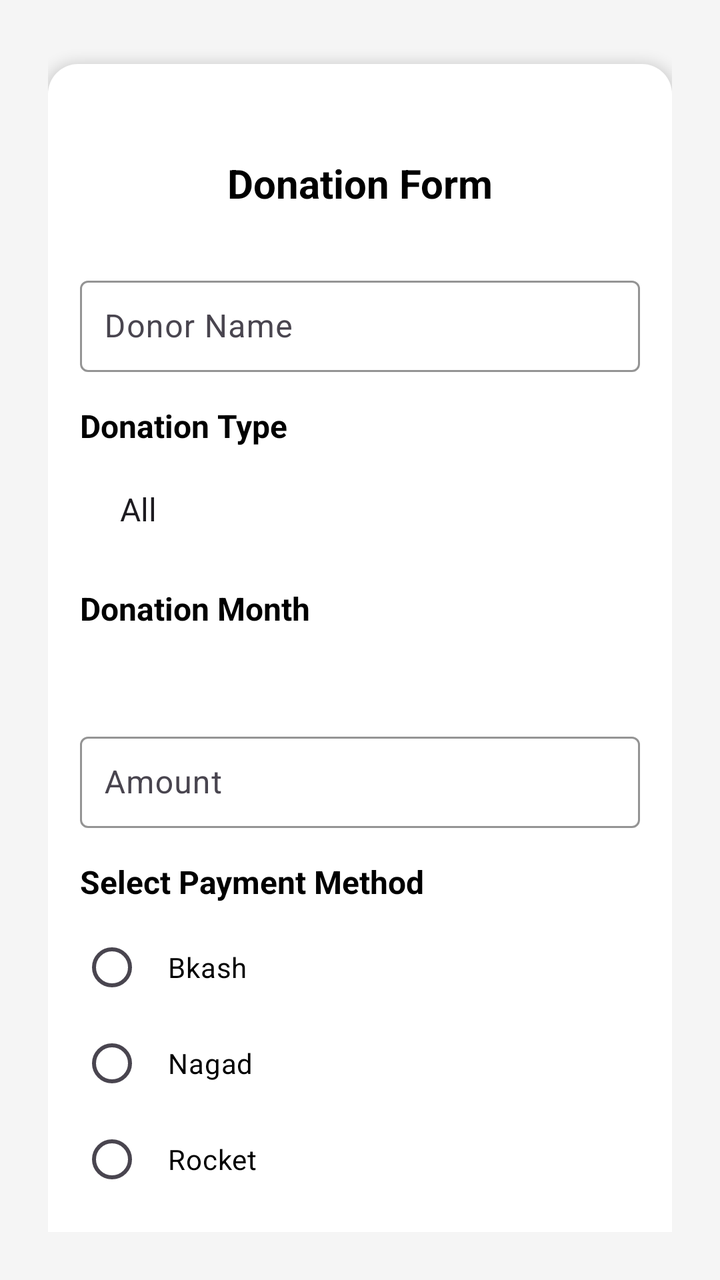
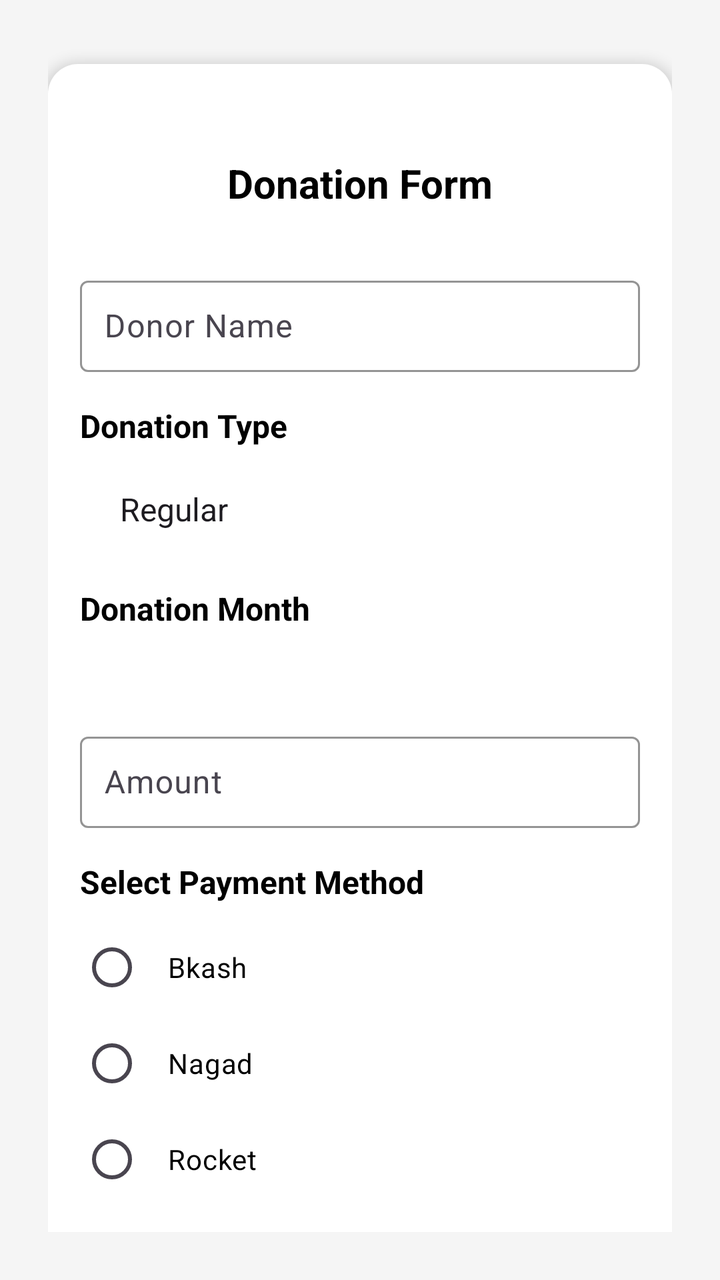

The first picture is an Android layout as it rendered before a commit; the second is the same layout after the commit. The layout source and the unified diff follow.
<!-- AndroidManifest.xml: application theme Theme.Mosque_Management_System -->
<!-- res/layout/fragment_donate.xml -->
<?xml version="1.0" encoding="utf-8"?>
<ScrollView xmlns:android="http://schemas.android.com/apk/res/android"
    xmlns:app="http://schemas.android.com/apk/res-auto"
    xmlns:tools="http://schemas.android.com/tools"
    android:layout_width="match_parent"
    android:layout_height="match_parent"
    android:padding="24dp"
    android:fillViewport="true"
    android:background="@color/light_gray"
    android:scrollbars="none"
    tools:context=".fragments.DonateFragment">

    <LinearLayout
        android:layout_width="match_parent"
        android:layout_height="wrap_content"
        android:orientation="vertical"
        android:background="@drawable/donate_background"
        android:padding="16dp"
        android:layout_marginTop="8dp"
        android:layout_marginBottom="16dp"
        android:elevation="4dp"
        android:radius="12dp">

        <TextView
            android:layout_width="match_parent"
            android:layout_height="wrap_content"
            android:layout_marginBottom="30dp"
            android:layout_marginTop="30dp"
            android:textSize="20sp"
            android:textColor="@color/black"
            android:textStyle="bold"
            android:text="@string/donation_form"
            android:gravity="center"/>

        
        <com.google.android.material.textfield.TextInputLayout
            android:layout_width="match_parent"
            android:layout_height="wrap_content"
            android:hint="@string/donor_name"
            android:layout_marginBottom="16dp"
            app:boxStrokeColor="@color/primary"
            app:hintTextColor="@color/primary">

            <com.google.android.material.textfield.TextInputEditText
                android:id="@+id/etDonorName"
                android:layout_width="match_parent"
                android:layout_height="wrap_content"
                android:textColor="@color/black"
                android:textSize="16sp"
                android:padding="12dp"
                android:inputType="textPersonName"
                android:enabled="false"
                android:importantForAccessibility="yes"
                android:contentDescription="Donor Name"/>
        </com.google.android.material.textfield.TextInputLayout>

        
        <TextView
            android:layout_width="wrap_content"
            android:layout_height="wrap_content"
            android:text="@string/donation_type"
            android:textSize="16sp"
            android:textStyle="bold"
            android:textColor="@color/black"
            android:layout_marginBottom="8dp"/>

        <Spinner
            android:id="@+id/spinnerDonationType"
            android:layout_width="match_parent"
            android:layout_height="wrap_content"
            android:padding="12dp"
            android:background="@android:color/white"
            android:importantForAccessibility="yes"
            android:entries="@array/donation_types"
            android:contentDescription="Donation Type"/>

        
        <TextView
            android:layout_width="wrap_content"
            android:layout_height="wrap_content"
            android:text="@string/donation_month"
            android:textSize="16sp"
            android:textStyle="bold"
            android:textColor="@color/black"
            android:layout_marginBottom="8dp"
            android:layout_marginTop="16dp"/>

        <Spinner
            android:id="@+id/spinnerDonationMonth"
            android:layout_width="match_parent"
            android:layout_height="wrap_content"
            android:background="@android:color/white"
            android:padding="12dp"
            android:importantForAccessibility="yes"
            android:contentDescription="Donation Month"/>

        
        <com.google.android.material.textfield.TextInputLayout
            android:layout_width="match_parent"
            android:layout_height="wrap_content"
            android:hint="@string/amount"
            android:layout_marginTop="16dp"
            app:boxStrokeColor="@color/primary"
            app:hintTextColor="@color/primary">

            <com.google.android.material.textfield.TextInputEditText
                android:id="@+id/etAmount"
                android:layout_width="match_parent"
                android:layout_height="wrap_content"
                android:textColor="@color/black"
                android:textSize="16sp"
                android:padding="12dp"
                android:inputType="numberDecimal"
                android:importantForAccessibility="yes"
                android:contentDescription="Donation Amount"/>
        </com.google.android.material.textfield.TextInputLayout>

        
        <TextView
            android:layout_width="wrap_content"
            android:layout_height="wrap_content"
            android:text="@string/select_payment_method"
            android:textSize="16sp"
            android:textStyle="bold"
            android:textColor="@color/black"
            android:layout_marginTop="16dp"
            android:layout_marginBottom="8dp"/>

        <RadioGroup
            android:id="@+id/radioGroupPayment"
            android:layout_width="match_parent"
            android:layout_height="wrap_content"
            android:orientation="vertical"
            android:layout_marginBottom="16dp">

            <RadioButton
                android:id="@+id/rbBkash"
                android:layout_width="wrap_content"
                android:layout_height="wrap_content"
                android:text="@string/bkash"
                android:textColor="@color/black"
                android:padding="12dp"/>

            <RadioButton
                android:id="@+id/rbNagad"
                android:layout_width="wrap_content"
                android:layout_height="wrap_content"
                android:text="@string/nagad"
                android:textColor="@color/black"
                android:padding="12dp"/>

            <RadioButton
                android:id="@+id/rbRocket"
                android:layout_width="wrap_content"
                android:layout_height="wrap_content"
                android:text="@string/rocket"
                android:textColor="@color/black"
                android:padding="12dp"/>

            <RadioButton
                android:id="@+id/rbByHand"
                android:layout_width="wrap_content"
                android:layout_height="wrap_content"
                android:text="@string/by_hand"
                android:textColor="@color/black"
                android:padding="12dp"/>
        </RadioGroup>

        
        <Button
            android:id="@+id/btnContinue"
            android:layout_width="match_parent"
            android:layout_height="wrap_content"
            android:text="@string/continue_txt"
            android:textColor="@android:color/white"
            android:textSize="16sp"
            android:textStyle="bold"
            android:backgroundTint="@color/primary"
            android:layout_marginTop="16dp"
            android:importantForAccessibility="yes"
            android:contentDescription="Continue Donation"/>
    </LinearLayout>

</ScrollView>
<!-- resources referenced by this layout -->
<resources>
  <string-array name="donation_types">
          <item>All</item>
          <item>Regular</item>
          <item>Moushumi Collection</item>
          <item>Eid Collection</item>
          <item>Others</item>
      </string-array>
  <color name="black">#000000</color>
  <color name="light_gray">#F5F5F5</color>
  <color name="primary">#1E3A8A</color>
  <!-- drawable donate_background (drawable) -->
  <?xml version="1.0" encoding="utf-8"?>
  <ripple xmlns:android="http://schemas.android.com/apk/res/android"
      android:color="@color/dark_blue">
  
      <item>
          <shape android:shape="rectangle">
              <corners android:radius="15dp"/>
              <solid android:color="@color/white"/>
              <padding android:top="10dp" android:bottom="10dp"/>
          </shape>
      </item>
  
  </ripple>
  <string name="amount">Amount</string>
  <string name="bkash">Bkash</string>
  <string name="by_hand">By Hand</string>
  <string name="continue_txt">Continue</string>
  <string name="donation_form">Donation Form</string>
  <string name="donation_month">Donation Month</string>
  <string name="donation_type">Donation Type</string>
  <string name="donor_name">Donor Name</string>
  <string name="nagad">Nagad</string>
  <string name="rocket">Rocket</string>
  <string name="select_payment_method">Select Payment Method</string>
  <style name="Theme.Mosque_Management_System" parent="Base.Theme.Mosque_Management_System" />
  <color name="dark_blue">#122C66</color>
  <color name="white">#FFFFFFFF</color>
  <style name="Base.Theme.Mosque_Management_System" parent="Theme.Material3.DayNight.NoActionBar">
          <item name="colorPrimary">@color/primary</item>
          <item name="colorPrimaryVariant">@color/dark_blue</item>
          <item name="colorOnPrimary">@color/white</item>
          <item name="colorSecondary">@color/dark_green</item>
          <item name="colorTertiary">@color/primary</item>
          <item name="colorSurface">@color/light_gray</item>
          <item name="android:statusBarColor">@color/primary</item>
      </style>
  <color name="dark_green">#006400</color>
</resources>

<!-- the commit's change to res/layout/fragment_donate.xml (unified diff, before → after) -->
@@ -71,7 +71,7 @@
             android:padding="12dp"
             android:background="@android:color/white"
             android:importantForAccessibility="yes"
-            android:entries="@array/donation_types"
+            android:entries="@array/donation_types_donate"
             android:contentDescription="Donation Type"/>
 
         
<!-- resource entries referenced after the edit -->
@@ -1,9 +1,8 @@
 <!-- resources referenced by this layout -->
 <resources>
-  <string-array name="donation_types">
-          <item>All</item>
+  <string-array name="donation_types_donate">
           <item>Regular</item>
-          <item>Moushumi Collection</item>
+          <item>Mosuhimu Collection</item>
           <item>Eid Collection</item>
           <item>Others</item>
       </string-array>
